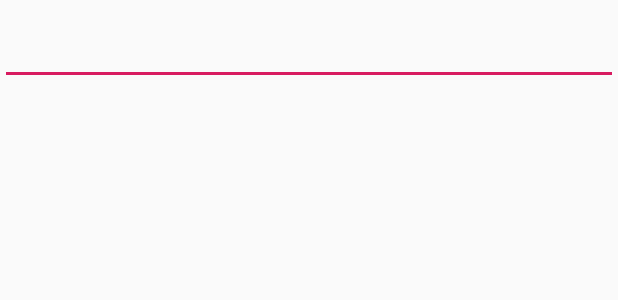
After one commit to matthewwen/StrategicInvestor, an Android app: the layout activity_add_company.xml on its own in the app's theme, with its tools: preview values and no code run, on a phone screen of 412 x 824 dp. The commit adds this screen. Shown: the top 300 px of the screen. Run offline under Robolectric (Android 15) with nearby library versions, the phone set to English and light mode, and no system bars.

Commit message:
Add Company

```diff
--- /dev/null
+++ b/app/src/main/res/layout/activity_add_company.xml
@@ -0,0 +1,26 @@
+<?xml version="1.0" encoding="utf-8"?>
+<android.widget.LinearLayout xmlns:android="http://schemas.android.com/apk/res/android"
+    xmlns:app="http://schemas.android.com/apk/res-auto"
+    xmlns:tools="http://schemas.android.com/tools"
+    android:layout_width="match_parent"
+    android:layout_height="match_parent"
+    android:orientation="vertical"
+    tools:context=".AddCompany">
+
+    <EditText
+        android:id="@+id/editText"
+        android:layout_width="match_parent"
+        android:layout_height="wrap_content"
+        android:ems="10"
+        android:padding="16dp"
+        android:fontFamily="sans-serif-condensed"
+        android:textColor="@android:color/background_light" />
+
+    <android.support.v7.widget.RecyclerView
+        android:layout_width="match_parent"
+        android:layout_height="0dp"
+        android:layout_weight="1"/>
+
+
+
+</android.widget.LinearLayout>
--- a/app/src/main/res/values/colors.xml
+++ b/app/src/main/res/values/colors.xml
@@ -3,6 +3,7 @@
     <color name="colorPrimary">#ffaf03</color>
     <color name="colorPrimaryDark">#ffaf03</color>
     <color name="colorAccent">#D81B60</color>
+    <color name="white">#ffffff</color>
 
     <color name="home_tab_indicator_color">#000</color>
     <color name="home_tab_selected_text_color">#000000</color>
--- a/app/src/main/res/values/styles.xml
+++ b/app/src/main/res/values/styles.xml
@@ -12,6 +12,8 @@
     <style name="ActionBarStyle" parent="Base.Widget.AppCompat.ActionBar">
         <item name="elevation">0dp</item>
         <item name="background">@color/colorPrimary</item>
+
     </style>
 
+
 </resources>
```
Also changed, not shown: app/build.gradle (+7 -1 lines), app/src/main/java/com/strategicinvestor/strategicinvestor/AddCompany.java (added, +53 -0 lines), app/src/main/java/com/strategicinvestor/strategicinvestor/algolia/Search.java (added, +44 -0 lines), app/libs/IntrinioRealTime-2.1.0.jar (added).
